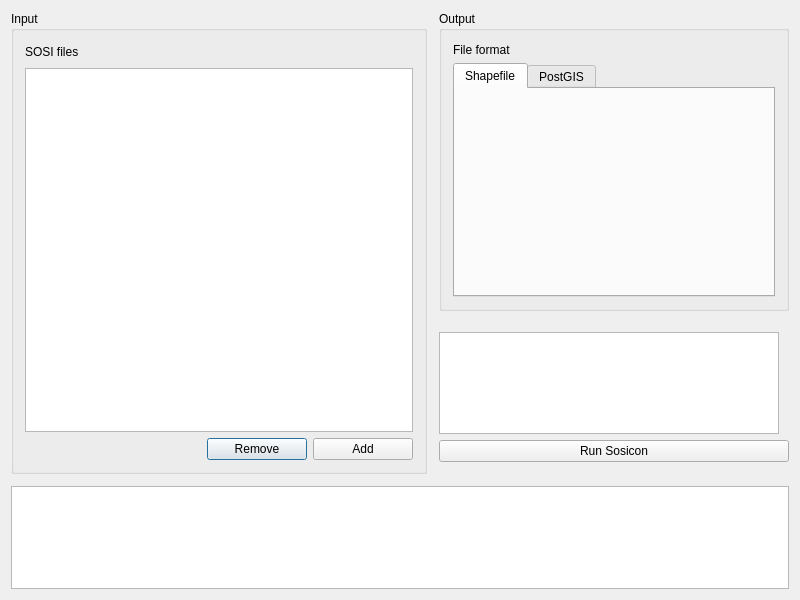
espena/sosicon, file gui/sosicon/dlgmain.ui: the form before one commit.
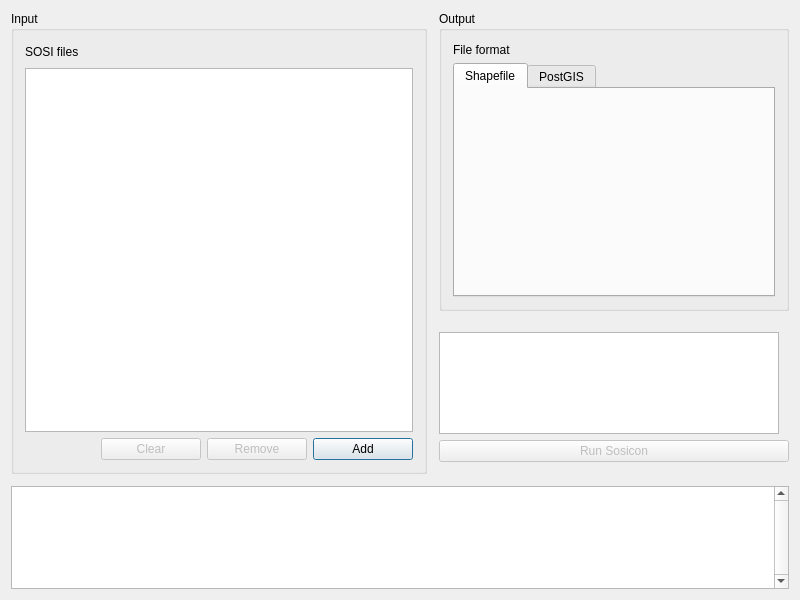
The form after the commit.

What changed in the file:
```diff
--- a/gui/sosicon/dlgmain.ui
+++ b/gui/sosicon/dlgmain.ui
@@ -116,8 +116,33 @@
               </property>
              </spacer>
             </item>
+            <item>
+             <widget class="QPushButton" name="btnClear">
+              <property name="enabled">
+               <bool>false</bool>
+              </property>
+              <property name="minimumSize">
+               <size>
+                <width>100</width>
+                <height>0</height>
+               </size>
+              </property>
+              <property name="maximumSize">
+               <size>
+                <width>100</width>
+                <height>16777215</height>
+               </size>
+              </property>
+              <property name="text">
+               <string>Clear</string>
+              </property>
+             </widget>
+            </item>
             <item>
              <widget class="QPushButton" name="btnRemove">
+              <property name="enabled">
+               <bool>false</bool>
+              </property>
               <property name="minimumSize">
                <size>
                 <width>100</width>
@@ -133,6 +158,9 @@
               <property name="text">
                <string>Remove</string>
               </property>
+              <property name="autoDefault">
+               <bool>false</bool>
+              </property>
              </widget>
             </item>
             <item>
@@ -152,6 +180,12 @@
               <property name="text">
                <string>Add</string>
               </property>
+              <property name="autoDefault">
+               <bool>false</bool>
+              </property>
+              <property name="default">
+               <bool>true</bool>
+              </property>
              </widget>
             </item>
            </layout>
@@ -275,6 +309,9 @@
          </item>
          <item>
           <widget class="QPushButton" name="btnRunSosicon">
+           <property name="enabled">
+            <bool>false</bool>
+           </property>
            <property name="minimumSize">
             <size>
              <width>340</width>
@@ -290,6 +327,9 @@
            <property name="text">
             <string>Run Sosicon</string>
            </property>
+           <property name="autoDefault">
+            <bool>false</bool>
+           </property>
           </widget>
          </item>
         </layout>
@@ -304,7 +344,20 @@
       <number>0</number>
      </property>
      <item>
-      <widget class="QListWidget" name="lstConsoleOutput"/>
+      <widget class="QListWidget" name="lstConsoleOutput">
+       <property name="enabled">
+        <bool>true</bool>
+       </property>
+       <property name="focusPolicy">
+        <enum>Qt::NoFocus</enum>
+       </property>
+       <property name="verticalScrollBarPolicy">
+        <enum>Qt::ScrollBarAlwaysOn</enum>
+       </property>
+       <property name="showDropIndicator" stdset="0">
+        <bool>false</bool>
+       </property>
+      </widget>
      </item>
     </layout>
    </item>
```
Left out of the diff: 51 changed lines with no effect on the pictures.
